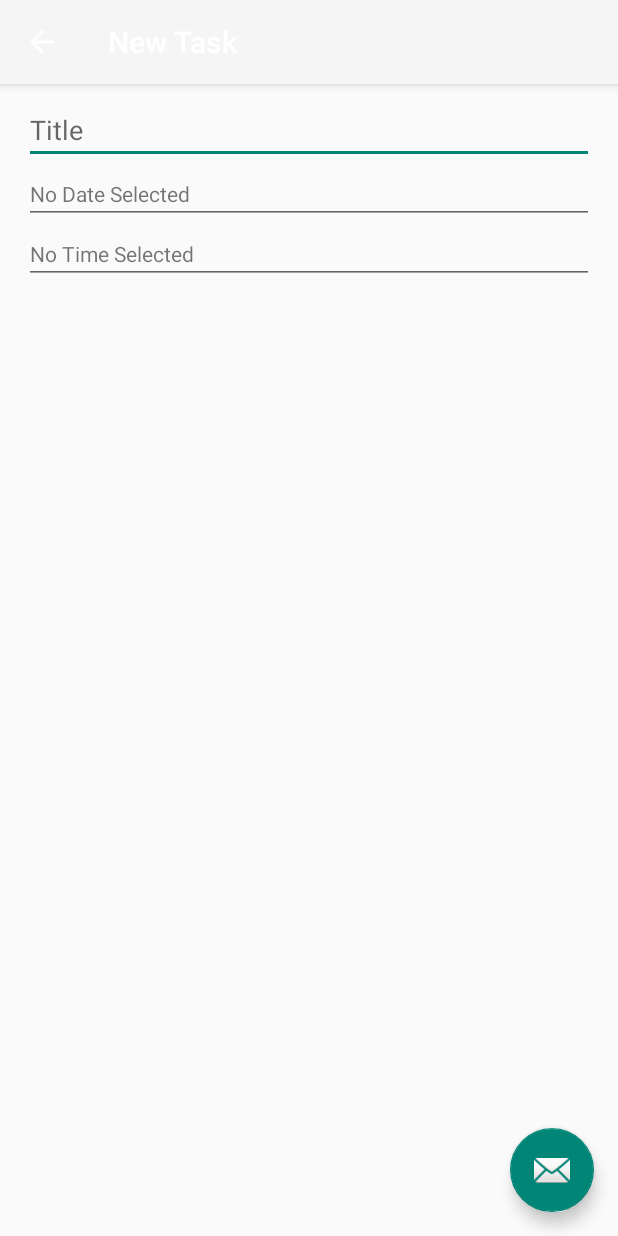
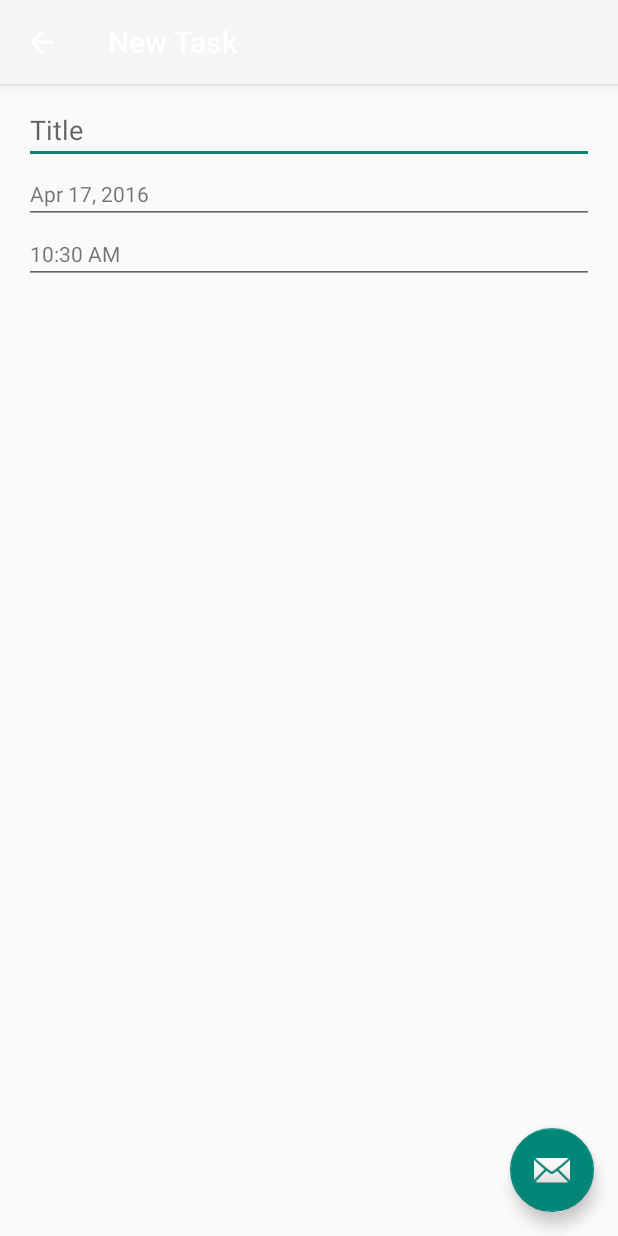
Before and after one commit to Stormys/AutismTracks, an Android app: the TaskSettings screen opened directly, with no data from a screen before it, on a phone screen of 412 x 824 dp. Run offline under Robolectric (Android 15) with nearby library versions, the phone set to English and light mode, and no system bars.

Commit message:
Default Time, and other small things

```diff
--- a/app/src/main/java/jt/autismtracks/TaskSettings.java
+++ b/app/src/main/java/jt/autismtracks/TaskSettings.java
@@ -5,25 +5,17 @@ import android.app.Dialog;
 import android.app.TimePickerDialog;
 import android.content.Context;
 import android.content.Intent;
-import android.net.Uri;
 import android.os.Bundle;
 import android.support.design.widget.FloatingActionButton;
 import android.support.v4.app.DialogFragment;
 import android.support.v7.app.AppCompatActivity;
 import android.support.v7.widget.Toolbar;
-import android.util.Log;
 import android.view.View;
 import android.widget.DatePicker;
 import android.widget.EditText;
 import android.widget.TextView;
 import android.widget.TimePicker;
 
-
-import com.google.android.gms.appindexing.Action;
-import com.google.android.gms.appindexing.AppIndex;
-import com.google.android.gms.common.api.GoogleApiClient;
-
-import org.w3c.dom.Text;
 
 import java.io.FileOutputStream;
 import java.util.Calendar;
@@ -33,6 +25,9 @@ public class TaskSettings extends AppCompatActivity {
     private EditText temp;
     private TextView tvDate;
     private TextView tvTime;
+    public static final String[] MONTHS = {"Jan", "Feb", "Mar", "Apr", "May", "Jun", "Jul", "Aug", "Sep", "Oct", "Nov", "Dec"};
+    private final static Calendar c = Calendar.getInstance();
+
 
     @Override
     protected void onCreate(Bundle savedInstanceState) {
@@ -41,6 +36,14 @@ public class TaskSettings extends AppCompatActivity {
         temp = (EditText) findViewById(R.id.new_task);
         tvDate = (TextView) findViewById(R.id.date);
         tvTime = (TextView) findViewById(R.id.time);
+
+        tvDate.setText(MONTHS[c.get(Calendar.MONTH)] + " " + String.valueOf(c.get(Calendar.DAY_OF_MONTH)) + ", " + String.valueOf(c.get(Calendar.YEAR)));
+        int hour = c.get(Calendar.HOUR);
+        if (hour > 12) {
+            tvTime.setText(hour % 12 + ":" + String.format("%02d", c.get(Calendar.MINUTE)) + " PM");
+        } else {
+            tvTime.setText(hour + ":" + String.format("%02d",c.get(Calendar.MINUTE)) + " AM");
+        }
 
         create_toolbar();
         create_submit_button();
@@ -96,12 +99,9 @@ public class TaskSettings extends AppCompatActivity {
     public static class DatePickerFragment extends DialogFragment
             implements DatePickerDialog.OnDateSetListener {
 
-        public static final String[] MONTHS = {"Jan", "Feb", "Mar", "Apr", "May", "Jun", "Jul", "Aug", "Sep", "Oct", "Nov", "Dec"};
-
         @Override
         public Dialog onCreateDialog(Bundle savedInstanceState) {
             // Use the current date as the default date in the picker
-            final Calendar c = Calendar.getInstance();
             int year = c.get(Calendar.YEAR);
             int month = c.get(Calendar.MONTH);
             int day = c.get(Calendar.DAY_OF_MONTH);
@@ -121,7 +121,6 @@ public class TaskSettings extends AppCompatActivity {
 
         @Override
         public Dialog onCreateDialog(Bundle savedInstanceState) {
-            final Calendar c = Calendar.getInstance();
             int hour = c.get(Calendar.HOUR);
             int day = c.get(Calendar.MINUTE);
 
@@ -132,9 +131,9 @@ public class TaskSettings extends AppCompatActivity {
         public void onTimeSet(TimePicker timePicker, int hour, int minute) {
             TextView tvTime = (TextView) getActivity().findViewById(R.id.time);
             if (hour > 12) {
-                tvTime.setText(hour % 12 + ":" + minute + " PM");
+                tvTime.setText(hour % 12 + ":" + String.format("%02d",minute) + " PM");
             } else {
-                tvTime.setText(hour + ":" + minute + " AM");
+                tvTime.setText(hour + ":" + String.format("%02d",minute) + " AM");
             }
         }
     }
--- a/app/src/main/res/layout/content_task_settings.xml
+++ b/app/src/main/res/layout/content_task_settings.xml
@@ -17,6 +17,7 @@
         android:layout_height="wrap_content"
         android:id="@+id/new_task"
         android:singleLine="true"
+        android:inputType="textCapSentences"
         android:hint="Title"
         android:layout_alignParentTop="true"
         android:layout_alignParentStart="true"
```
